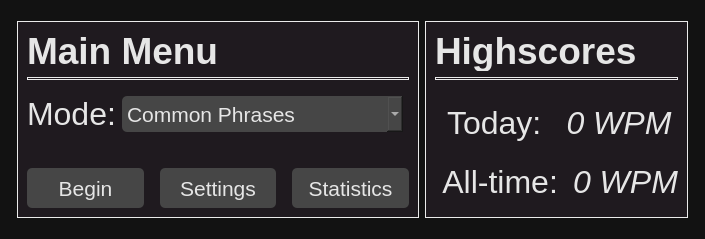
Qt form speed-typer/source_ui/mainWindow.ui (Rolv-Apneseth/ps-typer) before a commit.
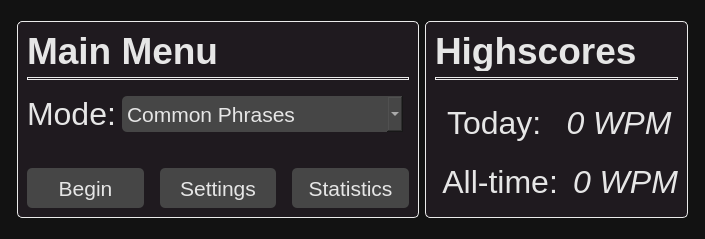
The same form after that commit.

Commit message: Rounded out the corners of frames in the main stylesheet

The edit to the form file:
```diff
--- a/speed-typer/source_ui/mainWindow.ui
+++ b/speed-typer/source_ui/mainWindow.ui
@@ -21,8 +21,9 @@
 }
 
 QFrame {	
-   background: rgb(31, 26, 31);
+    background: rgb(31, 26, 31);
 	border: 1px solid rgb(235, 235, 235);
+    border-radius: 5;
 }
 
 QPushButton, QComboBox {	
```
The commit also changes 1 other file.
